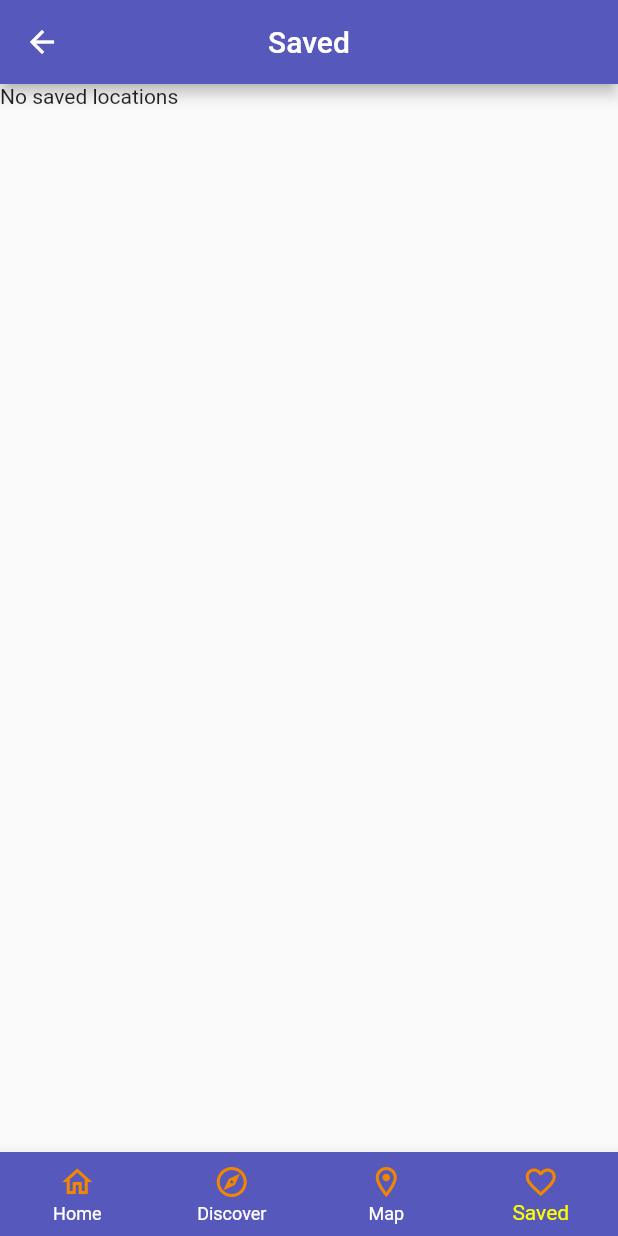
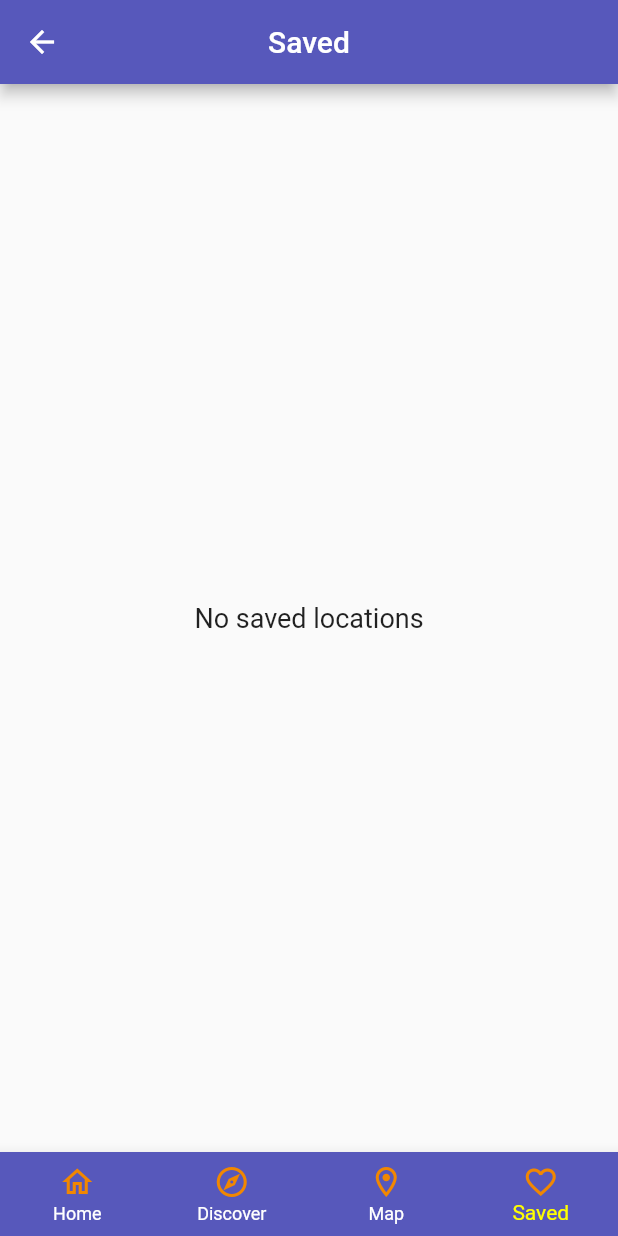
Before and after one commit to CordiiT14/edinburgh_literary_companion, a Flutter app: the Saved screen opened by its route, on a phone screen of 412 x 824 dp. Run offline on Flutter 3.47's test engine with Material 2 defaults, Android fonts, the phone set to English and light mode, and no system bars; our stand-ins replace carousel_slider, google_maps_flutter.

Commit message:
centred text

```diff
--- a/lib/pages/saved.dart
+++ b/lib/pages/saved.dart
@@ -19,7 +19,14 @@ class Saved extends StatelessWidget {
         backgroundColor: const Color.fromRGBO(87, 88, 187, 9.0),
       ),
       body: savedLocations.isEmpty
-          ? Text('No saved locations')
+          ? const Center(
+              child: Text(
+                'No saved locations',
+                style: TextStyle(
+                  fontSize: 18,
+                ),
+              ),
+            )
           : ListView(
               //for each location in savedLocations list, render a LocationCard widget
               children: savedLocations
```
